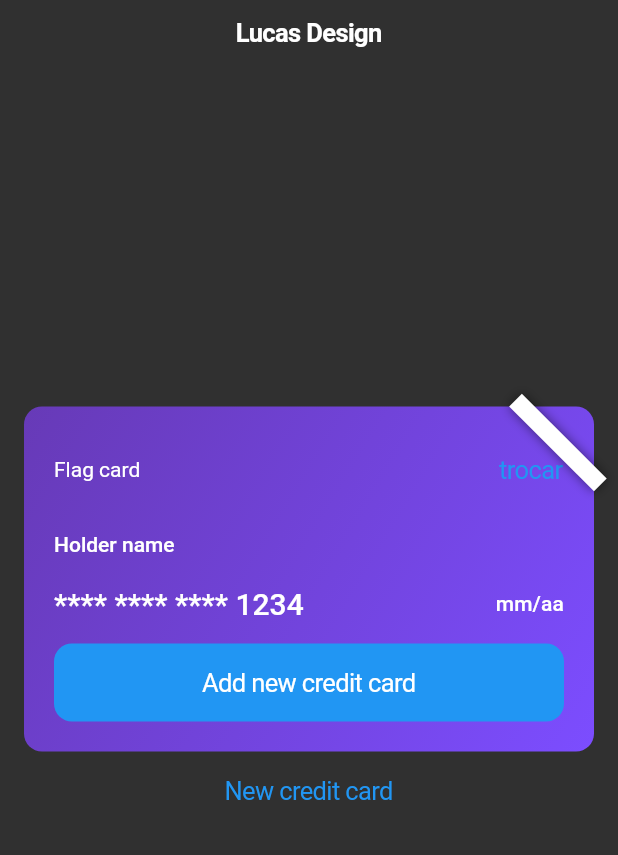
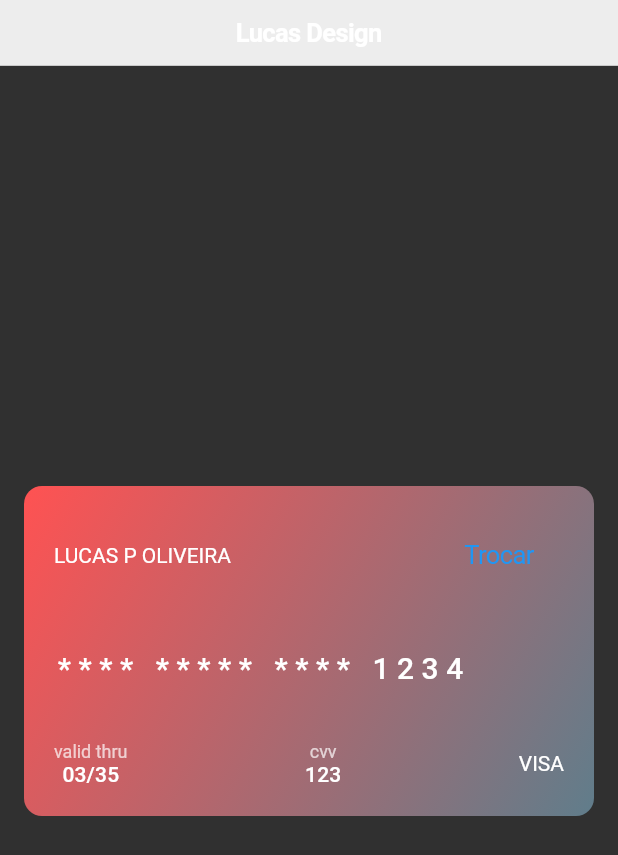
Before and after one commit to luuolli/flutter_widgets, a Flutter app: the screen it shows after launch, on a phone screen of 412 x 824 dp. Shown: the top 855 px of the screen. Run offline on Flutter 3.47's test engine with Material 2 defaults, Android fonts, the phone set to English and light mode, and no system bars.

Commit message:
created credi card widget

```diff
--- a/example/creditcard/lib/main.dart
+++ b/example/creditcard/lib/main.dart
@@ -25,23 +25,34 @@ class Home extends StatelessWidget {
 
   @override
   Widget build(BuildContext context) {
-    return CupertinoPageScaffold(
-      navigationBar: const CupertinoNavigationBar(
+    return Scaffold(
+      appBar: const CupertinoNavigationBar(
         middle: Text('Lucas Design'),
       ),
-      child: Center(
+      body: Center(
         child: Column(
           mainAxisAlignment: MainAxisAlignment.center,
           children: [
-            Banner(
-              message: 'Novo',
-              location: BannerLocation.topEnd,
-              child: LCreditCard(),
-              color: Colors.white,
-            ),
-            CupertinoButton(
-              child: const Text('New credit card'),
-              onPressed: () {},
+            LCreditCard(
+              holderName: 'Lucas P Oliveira'.toUpperCase(),
+              cardNumber: '**** ***** **** 1234',
+              labelValidThru: 'valid thru',
+              validThru: '03/35',
+              labelCvv: 'cvv',
+              cvv: '123',
+              backgroundGradient: const LinearGradient(
+                colors: [
+                  Colors.redAccent,
+                  Colors.blueGrey,
+                ],
+                begin: Alignment.topLeft,
+                end: Alignment.bottomRight,
+              ),
+              headerWidget: CupertinoButton(
+                child: const Text('Trocar'),
+                onPressed: () {},
+              ),
+              bottomWidget: const Text('VISA'),
             ),
           ],
         ),
--- a/example/creditcard/pubspec.yaml
+++ b/example/creditcard/pubspec.yaml
@@ -12,7 +12,7 @@ dependencies:
   flutter:
     sdk: flutter
   lucas_widgets:
-    path: ../../../lucas_widgets
+    path: ../../../flutter_widgets
   cupertino_icons: ^1.0.2
 
 dev_dependencies:
--- a/lib/src/creditcard/widgets/creditcard_widget.dart
+++ b/lib/src/creditcard/widgets/creditcard_widget.dart
@@ -1,14 +1,27 @@
-import 'package:flutter/cupertino.dart';
 import 'package:flutter/material.dart';
 
 class LCreditCard extends StatelessWidget {
-  final VoidCallback? onMainAction;
-  final VoidCallback? onSecondaryAction;
+  final String holderName;
+  final String cardNumber;
+  final String labelValidThru;
+  final String validThru;
+  final String labelCvv;
+  final String cvv;
+  final Widget? headerWidget;
+  final Widget? bottomWidget;
+  final Gradient? backgroundGradient;
 
   const LCreditCard({
     Key? key,
-    this.onMainAction,
-    this.onSecondaryAction,
+    required this.holderName,
+    required this.cardNumber,
+    required this.labelValidThru,
+    required this.validThru,
+    required this.labelCvv,
+    required this.cvv,
+    this.headerWidget,
+    this.bottomWidget,
+    this.backgroundGradient,
   }) : super(key: key);
 
   @override
@@ -20,69 +33,71 @@ class LCreditCard extends StatelessWidget {
       constraints: const BoxConstraints(
         maxWidth: 380,
         minWidth: 380,
-        minHeight: 200,
+        minHeight: 220,
       ),
       decoration: BoxDecoration(
-        gradient: const LinearGradient(
+        gradient: backgroundGradient ??
+            const LinearGradient(
               begin: Alignment.topLeft,
               end: Alignment.bottomRight,
               colors: [
-            Colors.deepPurple,
-            Colors.deepPurpleAccent,
+                Colors.blueAccent,
+                Colors.lightBlue,
+                Colors.blueGrey,
               ],
             ),
         borderRadius: BorderRadius.circular(12),
       ),
       child: Column(
         crossAxisAlignment: CrossAxisAlignment.start,
+        mainAxisAlignment: MainAxisAlignment.spaceBetween,
         children: [
           Row(
             mainAxisAlignment: MainAxisAlignment.spaceBetween,
             children: [
               Text(
-                'Flag card',
+                holderName,
                 style: _theme.textTheme.bodyText2,
               ),
-              CupertinoButton(
-                padding: EdgeInsets.zero,
-                child: const Text('trocar'),
-                onPressed: () {},
-              ),
+              if (headerWidget != null) headerWidget!,
             ],
           ),
-          ...[
-            const SizedBox(height: 20),
           Text(
-              'Holder name',
-              style: _theme.textTheme.bodyText1,
+            cardNumber,
+            style: _theme.textTheme.headline6?.copyWith(
+              letterSpacing: 5,
             ),
-            const SizedBox(height: 20),
+          ),
           Row(
             mainAxisAlignment: MainAxisAlignment.spaceBetween,
             children: [
+              Column(
+                children: [
                   Text(
-                  '**** **** **** 1234',
-                  style: _theme.textTheme.headline6,
+                    labelValidThru,
+                    style: _theme.textTheme.caption,
                   ),
                   Text(
-                  'mm/aa',
+                    validThru,
                     style: _theme.textTheme.subtitle2,
                   ),
                 ],
               ),
+              Column(
+                children: [
+                  Text(
+                    'cvv',
+                    style: _theme.textTheme.caption,
+                  ),
+                  Text(
+                    '123',
+                    style: _theme.textTheme.subtitle2,
+                  ),
                 ],
-          if (true) ...[
-            const SizedBox(height: 15),
-            SizedBox(
-              width: double.maxFinite,
-              child: CupertinoButton.filled(
-                child: const Text(
-                  'Add new credit card',
               ),
-                onPressed: () {},
+              if (bottomWidget != null) bottomWidget!,
+            ],
           ),
-            ),
-          ]
         ],
       ),
     );
```
Also changed, not shown: pubspec.yaml (+2 -37 lines), example/creditcard/pubspec.lock. Lines whose indentation alone changed are shown as unchanged.
